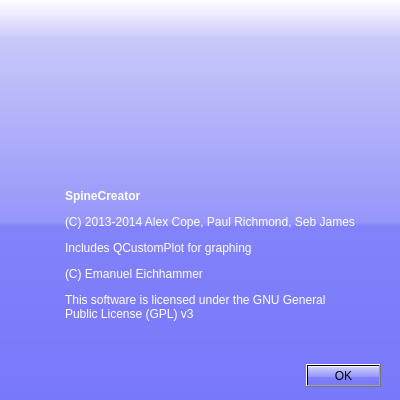
SpineML/SpineCreator, file aboutdialog.ui: the form before one commit.
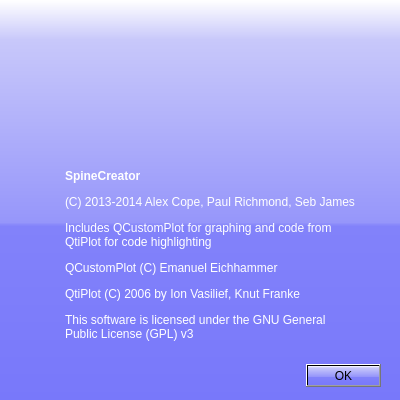
The form after the commit. Icons and pictures are not drawn.

The edit to the form file:
```diff
--- a/aboutdialog.ui
+++ b/aboutdialog.ui
@@ -80,7 +80,7 @@
     <string notr="true">background: transparent; color: white</string>
    </property>
    <property name="text">
-    <string>&lt;html&gt;&lt;head/&gt;&lt;body&gt;&lt;p&gt;&lt;span style=&quot; font-weight:600;&quot;&gt;SpineCreator&lt;/span&gt;&lt;/p&gt;&lt;p&gt;(C) 2013-2014 Alex Cope, Paul Richmond, Seb James&lt;/p&gt;&lt;p&gt;Includes QCustomPlot for graphing &lt;/p&gt;&lt;p&gt;(C) Emanuel Eichhammer &lt;/p&gt;&lt;p&gt;This software is licensed under the GNU General Public License (GPL) v3&lt;/p&gt;&lt;/body&gt;&lt;/html&gt;</string>
+    <string>&lt;html&gt;&lt;head/&gt;&lt;body&gt;&lt;p&gt;&lt;span style=&quot; font-weight:600;&quot;&gt;SpineCreator&lt;/span&gt;&lt;/p&gt;&lt;p&gt;(C) 2013-2014 Alex Cope, Paul Richmond, Seb James&lt;/p&gt;&lt;p&gt;Includes QCustomPlot for graphing and code from QtiPlot for code highlighting&lt;/p&gt;&lt;p&gt;QCustomPlot (C) Emanuel Eichhammer&lt;/p&gt;&lt;p&gt;QtiPlot (C) 2006 by Ion Vasilief, Knut Franke &lt;/p&gt;&lt;p&gt;This software is licensed under the GNU General Public License (GPL) v3&lt;/p&gt;&lt;/body&gt;&lt;/html&gt;</string>
    </property>
    <property name="wordWrap">
     <bool>true</bool>
```
